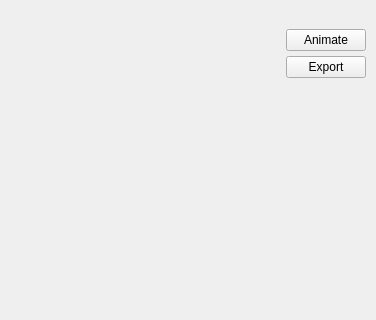
Eomys/SciDataTool, file SciDataTool/GUI/WPlotManager/WPlotManager.ui: the form before one commit; both pictures show x 0 to 376 and y 0 to 320 of the 376 by 683 pixel window.
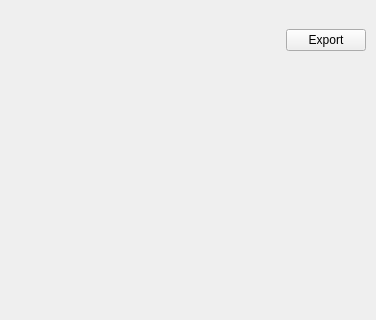
The form after the commit. Custom widgets are drawn as their Qt base class.

Commit message: [WIP] Adding animate button in SDT GUI

```diff
--- a/SciDataTool/GUI/WPlotManager/WPlotManager.ui
+++ b/SciDataTool/GUI/WPlotManager/WPlotManager.ui
@@ -109,59 +109,6 @@
      <property name="spacing">
       <number>5</number>
      </property>
-     <item row="0" column="1">
-      <widget class="QPushButton" name="b_animate">
-       <property name="sizePolicy">
-        <sizepolicy hsizetype="Preferred" vsizetype="Preferred">
-         <horstretch>0</horstretch>
-         <verstretch>0</verstretch>
-        </sizepolicy>
-       </property>
-       <property name="minimumSize">
-        <size>
-         <width>0</width>
-         <height>0</height>
-        </size>
-       </property>
-       <property name="maximumSize">
-        <size>
-         <width>16777215</width>
-         <height>16777215</height>
-        </size>
-       </property>
-       <property name="layoutDirection">
-        <enum>Qt::LeftToRight</enum>
-       </property>
-       <property name="text">
-        <string>Animate</string>
-       </property>
-      </widget>
-     </item>
-     <item row="1" column="1">
-      <widget class="QPushButton" name="b_export">
-       <property name="sizePolicy">
-        <sizepolicy hsizetype="Preferred" vsizetype="Preferred">
-         <horstretch>0</horstretch>
-         <verstretch>0</verstretch>
-        </sizepolicy>
-       </property>
-       <property name="minimumSize">
-        <size>
-         <width>0</width>
-         <height>0</height>
-        </size>
-       </property>
-       <property name="maximumSize">
-        <size>
-         <width>16777215</width>
-         <height>16777215</height>
-        </size>
-       </property>
-       <property name="text">
-        <string>Export</string>
-       </property>
-      </widget>
-     </item>
      <item row="0" column="0">
       <spacer name="horizontalSpacer">
        <property name="orientation">
@@ -175,6 +122,31 @@
        </property>
       </spacer>
      </item>
+     <item row="0" column="1">
+      <widget class="QPushButton" name="b_export">
+       <property name="sizePolicy">
+        <sizepolicy hsizetype="Preferred" vsizetype="Preferred">
+         <horstretch>0</horstretch>
+         <verstretch>0</verstretch>
+        </sizepolicy>
+       </property>
+       <property name="minimumSize">
+        <size>
+         <width>0</width>
+         <height>0</height>
+        </size>
+       </property>
+       <property name="maximumSize">
+        <size>
+         <width>16777215</width>
+         <height>16777215</height>
+        </size>
+       </property>
+       <property name="text">
+        <string>Export</string>
+       </property>
+      </widget>
+     </item>
     </layout>
    </item>
    <item>
```
The commit also changes 4 other files.
